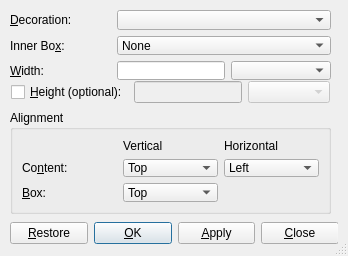
The window that src/frontends/qt4/ui/BoxUi.ui (cburschka/lyx) describes before a commit, drawn with Qt 5.
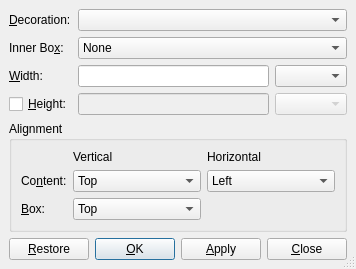
The same window after the commit. Custom widgets are drawn as their Qt base class.

The edit to the form file:
```diff
--- a/src/frontends/qt4/ui/BoxUi.ui
+++ b/src/frontends/qt4/ui/BoxUi.ui
@@ -6,7 +6,7 @@
     <x>0</x>
     <y>0</y>
     <width>348</width>
-    <height>256</height>
+    <height>264</height>
    </rect>
   </property>
   <property name="windowTitle" >
@@ -15,15 +15,255 @@
   <property name="sizeGripEnabled" >
    <bool>true</bool>
   </property>
-  <widget class="QWidget" name="layoutWidget_1" >
-   <property name="geometry" >
-    <rect>
-     <x>10</x>
-     <y>220</y>
-     <width>328</width>
-     <height>27</height>
-    </rect>
+  <layout class="QGridLayout" >
+   <property name="margin" >
+    <number>9</number>
    </property>
+   <property name="spacing" >
+    <number>6</number>
+   </property>
+   <item row="4" column="0" colspan="3" >
+    <widget class="QGroupBox" name="groupBox_2" >
+     <property name="title" >
+      <string>Alignment</string>
+     </property>
+     <property name="flat" >
+      <bool>true</bool>
+     </property>
+     <layout class="QGridLayout" >
+      <property name="margin" >
+       <number>9</number>
+      </property>
+      <property name="spacing" >
+       <number>6</number>
+      </property>
+      <item row="1" column="2" >
+       <widget class="QComboBox" name="halignCO" >
+        <property name="sizePolicy" >
+         <sizepolicy>
+          <hsizetype>7</hsizetype>
+          <vsizetype>0</vsizetype>
+          <horstretch>0</horstretch>
+          <verstretch>0</verstretch>
+         </sizepolicy>
+        </property>
+        <property name="toolTip" >
+         <string>Horizontal alignment of the content inside the box</string>
+        </property>
+        <item>
+         <property name="text" >
+          <string>Left</string>
+         </property>
+        </item>
+        <item>
+         <property name="text" >
+          <string>Center</string>
+         </property>
+        </item>
+        <item>
+         <property name="text" >
+          <string>Right</string>
+         </property>
+        </item>
+        <item>
+         <property name="text" >
+          <string>Stretch</string>
+         </property>
+        </item>
+       </widget>
+      </item>
+      <item row="1" column="1" >
+       <widget class="QComboBox" name="ialignCO" >
+        <property name="sizePolicy" >
+         <sizepolicy>
+          <hsizetype>7</hsizetype>
+          <vsizetype>0</vsizetype>
+          <horstretch>0</horstretch>
+          <verstretch>0</verstretch>
+         </sizepolicy>
+        </property>
+        <property name="toolTip" >
+         <string>Vertical alignment of the content inside the box</string>
+        </property>
+        <item>
+         <property name="text" >
+          <string>Top</string>
+         </property>
+        </item>
+        <item>
+         <property name="text" >
+          <string>Middle</string>
+         </property>
+        </item>
+        <item>
+         <property name="text" >
+          <string>Bottom</string>
+         </property>
+        </item>
+        <item>
+         <property name="text" >
+          <string>Stretch</string>
+         </property>
+        </item>
+       </widget>
+      </item>
+      <item row="2" column="1" >
+       <widget class="QComboBox" name="valignCO" >
+        <property name="toolTip" >
+         <string>Vertical alignment of the box (with regard to baseline)</string>
+        </property>
+        <item>
+         <property name="text" >
+          <string>Top</string>
+         </property>
+        </item>
+        <item>
+         <property name="text" >
+          <string>Middle</string>
+         </property>
+        </item>
+        <item>
+         <property name="text" >
+          <string>Bottom</string>
+         </property>
+        </item>
+       </widget>
+      </item>
+      <item row="2" column="0" >
+       <widget class="QLabel" name="valignLA" >
+        <property name="toolTip" >
+         <string>Vertical alignment of the box (with regard to baseline)</string>
+        </property>
+        <property name="text" >
+         <string>&amp;Box:</string>
+        </property>
+        <property name="buddy" >
+         <cstring>valignCO</cstring>
+        </property>
+       </widget>
+      </item>
+      <item row="1" column="0" >
+       <widget class="QLabel" name="label" >
+        <property name="text" >
+         <string>Co&amp;ntent:</string>
+        </property>
+        <property name="buddy" >
+         <cstring>ialignCO</cstring>
+        </property>
+       </widget>
+      </item>
+      <item row="0" column="1" >
+       <widget class="QLabel" name="ialignLA" >
+        <property name="toolTip" >
+         <string>Vertical alignment of the content inside the box</string>
+        </property>
+        <property name="text" >
+         <string>Vertical</string>
+        </property>
+       </widget>
+      </item>
+      <item row="0" column="2" >
+       <widget class="QLabel" name="halignLA" >
+        <property name="toolTip" >
+         <string>Horizontal alignment of the content inside the box</string>
+        </property>
+        <property name="text" >
+         <string>Horizontal</string>
+        </property>
+       </widget>
+      </item>
+     </layout>
+    </widget>
+   </item>
+   <item row="0" column="1" colspan="2" >
+    <widget class="QComboBox" name="typeCO" >
+     <property name="toolTip" >
+      <string>Supported box types</string>
+     </property>
+    </widget>
+   </item>
+   <item row="1" column="1" colspan="2" >
+    <widget class="QComboBox" name="innerBoxCO" >
+     <property name="toolTip" >
+      <string>Inner box -- needed for fixed width &amp; line breaks</string>
+     </property>
+     <item>
+      <property name="text" >
+       <string>None</string>
+      </property>
+     </item>
+     <item>
+      <property name="text" >
+       <string>Parbox</string>
+      </property>
+     </item>
+     <item>
+      <property name="text" >
+       <string>Minipage</string>
+      </property>
+     </item>
+    </widget>
+   </item>
+   <item row="2" column="1" >
+    <widget class="QLineEdit" name="widthED" >
+     <property name="toolTip" >
+      <string>Width value</string>
+     </property>
+    </widget>
+   </item>
+   <item row="3" column="1" >
+    <widget class="QLineEdit" name="heightED" >
+     <property name="enabled" >
+      <bool>false</bool>
+     </property>
+     <property name="toolTip" >
+      <string>Height value</string>
+     </property>
+    </widget>
+   </item>
+   <item row="2" column="0" >
+    <widget class="QLabel" name="widthLA" >
+     <property name="toolTip" >
+      <string/>
+     </property>
+     <property name="text" >
+      <string>&amp;Width:</string>
+     </property>
+     <property name="buddy" >
+      <cstring>widthED</cstring>
+     </property>
+    </widget>
+   </item>
+   <item row="0" column="0" >
+    <widget class="QLabel" name="typeLA" >
+     <property name="toolTip" >
+      <string/>
+     </property>
+     <property name="text" >
+      <string>&amp;Decoration:</string>
+     </property>
+     <property name="buddy" >
+      <cstring>typeCO</cstring>
+     </property>
+    </widget>
+   </item>
+   <item row="2" column="2" >
+    <widget class="LengthCombo" name="widthUnitsLC" />
+   </item>
+   <item row="1" column="0" >
+    <widget class="QLabel" name="innerBoxLA" >
+     <property name="toolTip" >
+      <string/>
+     </property>
+     <property name="text" >
+      <string>Inner Bo&amp;x:</string>
+     </property>
+     <property name="buddy" >
+      <cstring>innerBoxCO</cstring>
+     </property>
+    </widget>
+   </item>
+   <item row="5" column="0" colspan="3" >
    <layout class="QHBoxLayout" >
     <property name="margin" >
      <number>0</number>
@@ -106,30 +346,14 @@
      </widget>
     </item>
    </layout>
-  </widget>
-  <widget class="QWidget" name="layoutWidget_2" >
-   <property name="geometry" >
-    <rect>
-     <x>10</x>
-     <y>80</y>
-     <width>321</width>
-     <height>24</height>
-    </rect>
-   </property>
-   <layout class="QHBoxLayout" >
-    <property name="margin" >
-     <number>1</number>
-    </property>
-    <property name="spacing" >
-     <number>6</number>
-    </property>
-    <item>
+   </item>
+   <item row="3" column="0" >
      <widget class="QCheckBox" name="heightCB" >
       <property name="toolTip" >
        <string/>
       </property>
       <property name="text" >
-       <string>&amp;Height (optional):</string>
+      <string>&amp;Height:</string>
       </property>
       <property name="checked" >
        <bool>false</bool>
@@ -139,25 +363,7 @@
       </property>
      </widget>
     </item>
-    <item>
-     <widget class="QLineEdit" name="heightED" >
-      <property name="enabled" >
-       <bool>false</bool>
-      </property>
-      <property name="sizePolicy" >
-       <sizepolicy>
-        <hsizetype>1</hsizetype>
-        <vsizetype>0</vsizetype>
-        <horstretch>0</horstretch>
-        <verstretch>0</verstretch>
-       </sizepolicy>
-      </property>
-      <property name="toolTip" >
-       <string>Height value</string>
-      </property>
-     </widget>
-    </item>
-    <item>
+   <item row="3" column="2" >
      <widget class="LengthCombo" name="heightUnitsLC" >
       <property name="enabled" >
        <bool>false</bool>
@@ -165,251 +371,6 @@
      </widget>
     </item>
    </layout>
-  </widget>
-  <widget class="QWidget" name="layoutWidget_3" >
-   <property name="geometry" >
-    <rect>
-     <x>10</x>
-     <y>10</y>
-     <width>321</width>
-     <height>70</height>
-    </rect>
-   </property>
-   <layout class="QGridLayout" >
-    <property name="margin" >
-     <number>0</number>
-    </property>
-    <property name="spacing" >
-     <number>6</number>
-    </property>
-    <item row="2" column="1" >
-     <widget class="QLineEdit" name="widthED" >
-      <property name="sizePolicy" >
-       <sizepolicy>
-        <hsizetype>1</hsizetype>
-        <vsizetype>0</vsizetype>
-        <horstretch>0</horstretch>
-        <verstretch>0</verstretch>
-       </sizepolicy>
-      </property>
-      <property name="toolTip" >
-       <string>Width value</string>
-      </property>
-     </widget>
-    </item>
-    <item row="0" column="1" colspan="2" >
-     <widget class="QComboBox" name="typeCO" >
-      <property name="toolTip" >
-       <string>Supported box types</string>
-      </property>
-     </widget>
-    </item>
-    <item row="1" column="0" >
-     <widget class="QLabel" name="innerBoxLA" >
-      <property name="toolTip" >
-       <string/>
-      </property>
-      <property name="text" >
-       <string>Inner Bo&amp;x:</string>
-      </property>
-      <property name="buddy" >
-       <cstring>innerBoxCO</cstring>
-      </property>
-     </widget>
-    </item>
-    <item row="2" column="2" >
-     <widget class="LengthCombo" name="widthUnitsLC" />
-    </item>
-    <item row="0" column="0" >
-     <widget class="QLabel" name="typeLA" >
-      <property name="toolTip" >
-       <string/>
-      </property>
-      <property name="text" >
-       <string>&amp;Decoration:</string>
-      </property>
-      <property name="buddy" >
-       <cstring>typeCO</cstring>
-      </property>
-     </widget>
-    </item>
-    <item row="2" column="0" >
-     <widget class="QLabel" name="widthLA" >
-      <property name="toolTip" >
-       <string/>
-      </property>
-      <property name="text" >
-       <string>&amp;Width:</string>
-      </property>
-      <property name="buddy" >
-       <cstring>widthED</cstring>
-      </property>
-     </widget>
-    </item>
-    <item row="1" column="1" colspan="2" >
-     <widget class="QComboBox" name="innerBoxCO" >
-      <property name="toolTip" >
-       <string>Inner box -- needed for fixed width &amp; line breaks</string>
-      </property>
-      <item>
-       <property name="text" >
-        <string>None</string>
-       </property>
-      </item>
-      <item>
-       <property name="text" >
-        <string>Parbox</string>
-       </property>
-      </item>
-      <item>
-       <property name="text" >
-        <string>Minipage</string>
-       </property>
-      </item>
-     </widget>
-    </item>
-   </layout>
-  </widget>
-  <widget class="QGroupBox" name="groupBox_2" >
-   <property name="geometry" >
-    <rect>
-     <x>10</x>
-     <y>110</y>
-     <width>321</width>
-     <height>104</height>
-    </rect>
-   </property>
-   <property name="title" >
-    <string>Alignment</string>
-   </property>
-   <layout class="QGridLayout" >
-    <property name="margin" >
-     <number>9</number>
-    </property>
-    <property name="spacing" >
-     <number>6</number>
-    </property>
-    <item row="1" column="2" >
-     <widget class="QComboBox" name="halignCO" >
-      <property name="toolTip" >
-       <string>Horizontal alignment of the content inside the box</string>
-      </property>
-      <item>
-       <property name="text" >
-        <string>Left</string>
-       </property>
-      </item>
-      <item>
-       <property name="text" >
-        <string>Center</string>
-       </property>
-      </item>
-      <item>
-       <property name="text" >
-        <string>Right</string>
-       </property>
-      </item>
-      <item>
-       <property name="text" >
-        <string>Stretch</string>
-       </property>
-      </item>
-     </widget>
-    </item>
-    <item row="0" column="2" >
-     <widget class="QLabel" name="halignLA" >
-      <property name="toolTip" >
-       <string>Horizontal alignment of the content inside the box</string>
-      </property>
-      <property name="text" >
-       <string>Horizontal</string>
-      </property>
-     </widget>
-    </item>
-    <item row="2" column="1" >
-     <widget class="QComboBox" name="valignCO" >
-      <property name="toolTip" >
-       <string>Vertical alignment of the box (with regard to baseline)</string>
-      </property>
-      <item>
-       <property name="text" >
-        <string>Top</string>
-       </property>
-      </item>
-      <item>
-       <property name="text" >
-        <string>Middle</string>
-       </property>
-      </item>
-      <item>
-       <property name="text" >
-        <string>Bottom</string>
-       </property>
-      </item>
-     </widget>
-    </item>
-    <item row="2" column="0" >
-     <widget class="QLabel" name="valignLA" >
-      <property name="toolTip" >
-       <string>Vertical alignment of the box (with regard to baseline)</string>
-      </property>
-      <property name="text" >
-       <string>&amp;Box:</string>
-      </property>
-      <property name="buddy" >
-       <cstring>valignCO</cstring>
-      </property>
-     </widget>
-    </item>
-    <item row="1" column="0" >
-     <widget class="QLabel" name="label" >
-      <property name="text" >
-       <string>Co&amp;ntent:</string>
-      </property>
-      <property name="buddy" >
-       <cstring>ialignCO</cstring>
-      </property>
-     </widget>
-    </item>
-    <item row="1" column="1" >
-     <widget class="QComboBox" name="ialignCO" >
-      <property name="toolTip" >
-       <string>Vertical alignment of the content inside the box</string>
-      </property>
-      <item>
-       <property name="text" >
-        <string>Top</string>
-       </property>
-      </item>
-      <item>
-       <property name="text" >
-        <string>Middle</string>
-       </property>
-      </item>
-      <item>
-       <property name="text" >
-        <string>Bottom</string>
-       </property>
-      </item>
-      <item>
-       <property name="text" >
-        <string>Stretch</string>
-       </property>
-      </item>
-     </widget>
-    </item>
-    <item row="0" column="1" >
-     <widget class="QLabel" name="ialignLA" >
-      <property name="toolTip" >
-       <string>Vertical alignment of the content inside the box</string>
-      </property>
-      <property name="text" >
-       <string>Vertical</string>
-      </property>
-     </widget>
-    </item>
-   </layout>
-  </widget>
  </widget>
  <customwidgets>
   <customwidget>
```
Lines whose indentation alone changed are shown as unchanged.
